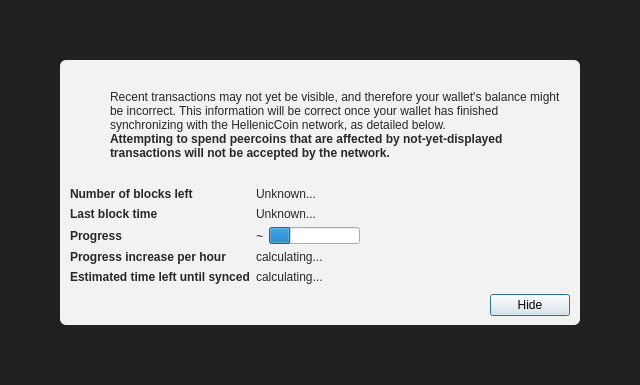
Above: src/qt/forms/modaloverlay.ui from Bigpiggy01/HNC-Master before the change. Below: the same form after it.
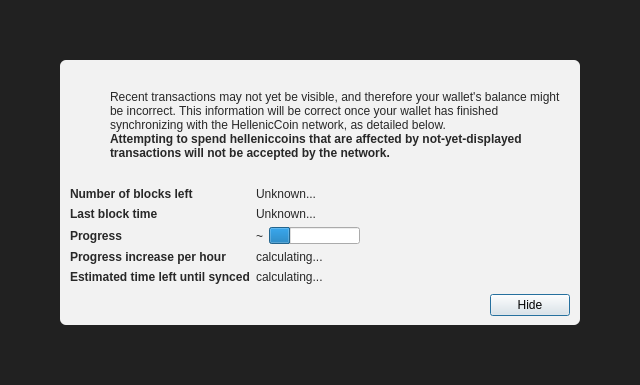
That is the form after the change. Icons and pictures are not drawn.

Commit message: replace remaining peercoin references

```diff
--- a/src/qt/forms/modaloverlay.ui
+++ b/src/qt/forms/modaloverlay.ui
@@ -149,7 +149,7 @@
                 </font>
                </property>
                <property name="text">
-                <string>Attempting to spend peercoins that are affected by not-yet-displayed transactions will not be accepted by the network.</string>
+                <string>Attempting to spend helleniccoins that are affected by not-yet-displayed transactions will not be accepted by the network.</string>
                </property>
                <property name="textFormat">
                 <enum>Qt::RichText</enum>
```
The commit also changes 91 other files.
